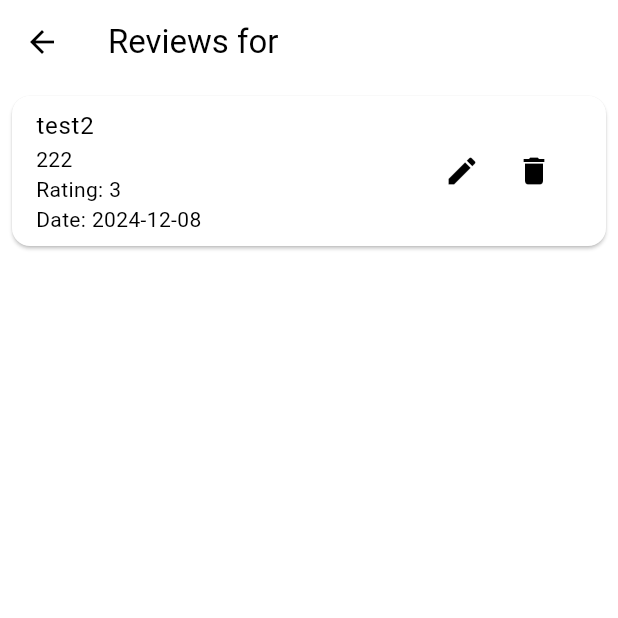
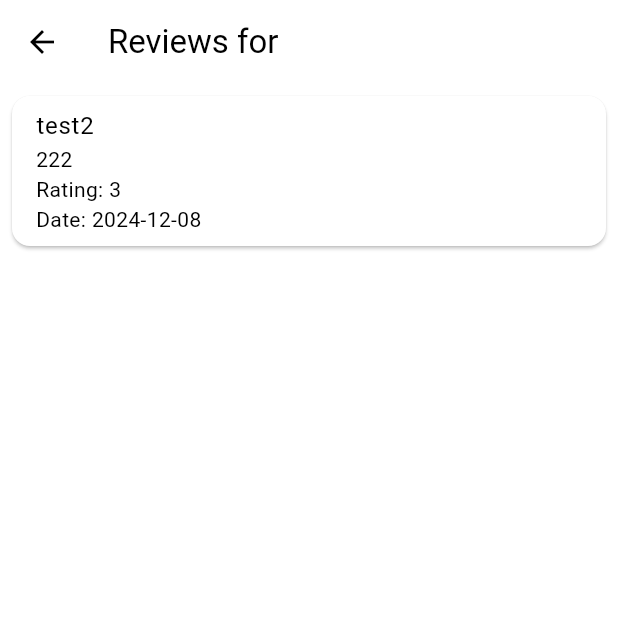
Before and after one commit to PBP-E03/TK-PAS-E03, a Flutter app: the ReviewsPage screen opened directly with empty values, after a tap on the "delete" icon, on a phone screen of 412 x 824 dp, the top half of it. Run offline on Flutter 3.47's test engine with Material 3 defaults, Android fonts, the phone set to English and light mode, and no system bars; missing offline and left inert: pbp_django_auth.

Commit message:
finished reviews w dummy data

```diff
--- a/lib/review/review_page.dart
+++ b/lib/review/review_page.dart
@@ -12,16 +12,24 @@ class ReviewsPage extends StatefulWidget {
 
 class _ReviewsPageState extends State<ReviewsPage> {
   List<ReviewEntry> reviews = List.from(dummyReviews); // Simulated review data
+  int currentUserId = 1; // Replace with the logged-in user's ID
 
   // Add a review
   void addReview(String text, int rating) {
+    if (reviews.any((review) => review.fields.user == currentUserId)) {
+      ScaffoldMessenger.of(context).showSnackBar(
+        const SnackBar(
+          content: Text("You can only leave one review per steakhouse."),
+        ),
+      );
+    } else {
       setState(() {
         reviews.add(
           ReviewEntry(
             model: "review",
             pk: DateTime.now().millisecondsSinceEpoch.toString(),
             fields: ReviewFields(
-            user: 0, // Replace with actual user ID when login is implemented
+              user: currentUserId, // Use the logged-in user's ID
               reviewerName: "test", // Placeholder for logged-in user
               text: text,
               rating: rating,
@@ -31,12 +39,13 @@ class _ReviewsPageState extends State<ReviewsPage> {
         );
       });
     }
+  }
 
   // Edit a review
   void editReview(String pk, String newText, int newRating) {
     setState(() {
       int index = reviews.indexWhere((review) => review.pk == pk);
-      if (index != -1) {
+      if (index != -1 && reviews[index].fields.user == currentUserId) {
         ReviewEntry oldReview = reviews[index];
         reviews[index] = ReviewEntry(
           model: oldReview.model,
@@ -49,6 +58,12 @@ class _ReviewsPageState extends State<ReviewsPage> {
             date: oldReview.fields.date,
           ),
         );
+      } else {
+        ScaffoldMessenger.of(context).showSnackBar(
+          const SnackBar(
+            content: Text("You can only edit your own reviews."),
+          ),
+        );
       }
     });
   }
@@ -56,7 +71,16 @@ class _ReviewsPageState extends State<ReviewsPage> {
   // Delete a review
   void deleteReview(String pk) {
     setState(() {
-      reviews.removeWhere((review) => review.pk == pk);
+      int index = reviews.indexWhere((review) => review.pk == pk);
+      if (index != -1 && reviews[index].fields.user == currentUserId) {
+        reviews.removeAt(index);
+      } else {
+        ScaffoldMessenger.of(context).showSnackBar(
+          const SnackBar(
+            content: Text("You can only delete your own reviews."),
+          ),
+        );
+      }
     });
   }
 
@@ -89,12 +113,16 @@ class _ReviewsPageState extends State<ReviewsPage> {
                     trailing: Row(
                       mainAxisSize: MainAxisSize.min,
                       children: [
+                        // Edit button only if it's the user's review
+                        if (review.fields.user == currentUserId)
                           IconButton(
                             icon: const Icon(Icons.edit),
                             onPressed: () {
                               _showEditDialog(context, review);
                             },
                           ),
+                        // Delete button only if it's the user's review
+                        if (review.fields.user == currentUserId)
                           IconButton(
                             icon: const Icon(Icons.delete),
                             onPressed: () {
```
Lines whose indentation alone changed are shown as unchanged.
